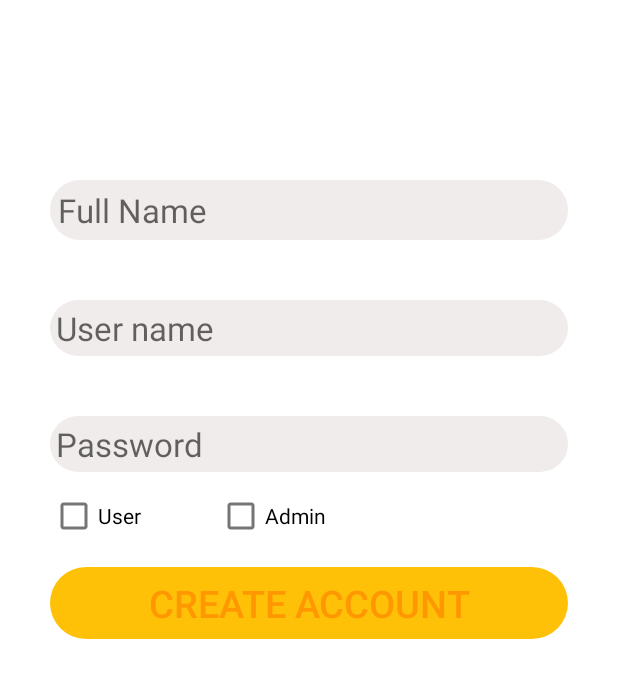
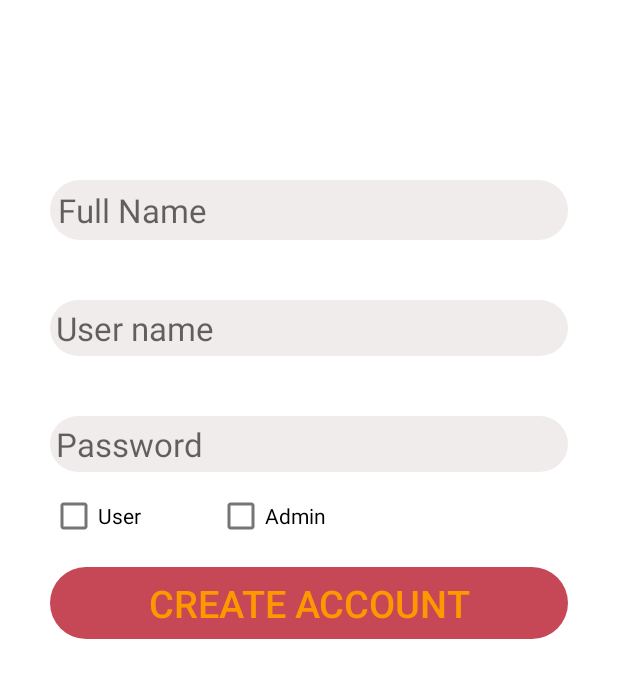
Before and after one commit to grs21/Supervisor, an Android app: the RegistrationActivity screen opened directly, with no data from a screen before it, on a phone screen of 412 x 824 dp. Shown: the top 678 px of the screen. Run offline under Robolectric (Android 15) with nearby library versions, the phone set to English and light mode, and no system bars; our stand-ins replace Firebase (no records; nobody signed in at launch, a user with empty details on screens opened directly).

Commit message:
Login design

```diff
--- a/app/src/main/res/drawable/button_background.xml
+++ b/app/src/main/res/drawable/button_background.xml
@@ -2,6 +2,6 @@
 <shape
     xmlns:android="http://schemas.android.com/apk/res/android">
 
-    <solid android:color="#FFC107"/>
+    <solid android:color="#c64756"/>
     <corners android:radius="33dp"/>
 </shape>
--- /dev/null
+++ b/app/src/main/res/drawable/ic_baseline_mark_email_read_24.xml
@@ -0,0 +1,5 @@
+<vector android:height="24dp" android:tint="#C64756"
+    android:viewportHeight="24" android:viewportWidth="24"
+    android:width="24dp" xmlns:android="http://schemas.android.com/apk/res/android">
+    <path android:fillColor="@android:color/white" android:pathData="M12,19c0,-3.87 3.13,-7 7,-7c1.08,0 2.09,0.25 3,0.68V6c0,-1.1 -0.9,-2 -2,-2H4C2.9,4 2,4.9 2,6v12c0,1.1 0.9,2 2,2h8.08C12.03,19.67 12,19.34 12,19zM4,6l8,5l8,-5v2l-8,5L4,8V6zM17.34,22l-3.54,-3.54l1.41,-1.41l2.12,2.12l4.24,-4.24L23,16.34L17.34,22z"/>
+</vector>
--- /dev/null
+++ b/app/src/main/res/drawable/ic_email.xml
@@ -0,0 +1,5 @@
+<vector android:height="40dp" android:tint="#c64756"
+    android:viewportHeight="24" android:viewportWidth="24"
+    android:width="40dp" xmlns:android="http://schemas.android.com/apk/res/android">
+    <path android:fillColor="@android:color/white" android:pathData="M20,4L4,4c-1.1,0 -1.99,0.9 -1.99,2L2,18c0,1.1 0.9,2 2,2h16c1.1,0 2,-0.9 2,-2L22,6c0,-1.1 -0.9,-2 -2,-2zM20,8l-8,5 -8,-5L4,6l8,5 8,-5v2z"/>
+</vector>
--- /dev/null
+++ b/app/src/main/res/drawable/ic_lock.xml
@@ -0,0 +1,5 @@
+<vector android:height="40dp" android:tint="#c64756"
+    android:viewportHeight="24" android:viewportWidth="24"
+    android:width="40dp" xmlns:android="http://schemas.android.com/apk/res/android">
+    <path android:fillColor="@android:color/white" android:pathData="M18,8h-1L17,6c0,-2.76 -2.24,-5 -5,-5S7,3.24 7,6v2L6,8c-1.1,0 -2,0.9 -2,2v10c0,1.1 0.9,2 2,2h12c1.1,0 2,-0.9 2,-2L20,10c0,-1.1 -0.9,-2 -2,-2zM12,17c-1.1,0 -2,-0.9 -2,-2s0.9,-2 2,-2 2,0.9 2,2 -0.9,2 -2,2zM15.1,8L8.9,8L8.9,6c0,-1.71 1.39,-3.1 3.1,-3.1 1.71,0 3.1,1.39 3.1,3.1v2z"/>
+</vector>
--- a/app/src/main/res/values-night/themes.xml
+++ b/app/src/main/res/values-night/themes.xml
@@ -2,11 +2,11 @@
     <!-- Base application theme. -->
     <style name="Theme.Supervisor" parent="Theme.MaterialComponents.DayNight.NoActionBar">
         <!-- Primary brand color. -->
-        <item name="colorPrimary">#2196F3</item>
-        <item name="colorPrimaryVariant">#03A9F4</item>
+        <item name="colorPrimary">#c64756</item>
+        <item name="colorPrimaryVariant">#184d47</item>
         <item name="colorOnPrimary">@color/black</item>
         <!-- Secondary brand color. -->
-        <item name="colorSecondary">@color/teal_200</item>
+        <item name="colorSecondary">#c64756</item>
         <item name="colorSecondaryVariant">@color/teal_200</item>
         <item name="colorOnSecondary">@color/black</item>
         <!-- Status bar color. -->
--- a/app/src/main/res/values/strings.xml
+++ b/app/src/main/res/values/strings.xml
@@ -2,6 +2,7 @@
     <string name="app_name">Supervisor</string>
     <string name="login">Login</string>
     <string name="user_name">User name</string>
+    <string name="e_mail">E-mail</string>
     <string name="password">Password</string>
     <string name="not_match">Attention wrong building selection</string>
     <string name="create_account">create Account</string>
--- a/app/src/main/res/values/themes.xml
+++ b/app/src/main/res/values/themes.xml
@@ -2,11 +2,11 @@
     <!-- Base application theme. -->
     <style name="Theme.Supervisor" parent="Theme.MaterialComponents.DayNight.NoActionBar">
         <!-- Primary brand color. -->
-        <item name="colorPrimary">#FF5722</item>
-        <item name="colorPrimaryVariant">#FFC107</item>
+        <item name="colorPrimary">#c64756</item>
+        <item name="colorPrimaryVariant">#c64756</item>
         <item name="colorOnPrimary">@color/white</item>
         <!-- Secondary brand color. -->
-        <item name="colorSecondary">@color/teal_200</item>
+        <item name="colorSecondary">#c64756</item>
         <item name="colorSecondaryVariant">@color/teal_700</item>
         <item name="colorOnSecondary">@color/black</item>
         <!-- Status bar color. -->
```
Also changed, not shown: app/src/main/res/layout/activity_login.xml (+87 -27 lines), app/src/main/res/drawable-v24/login_image.jpg (added).
